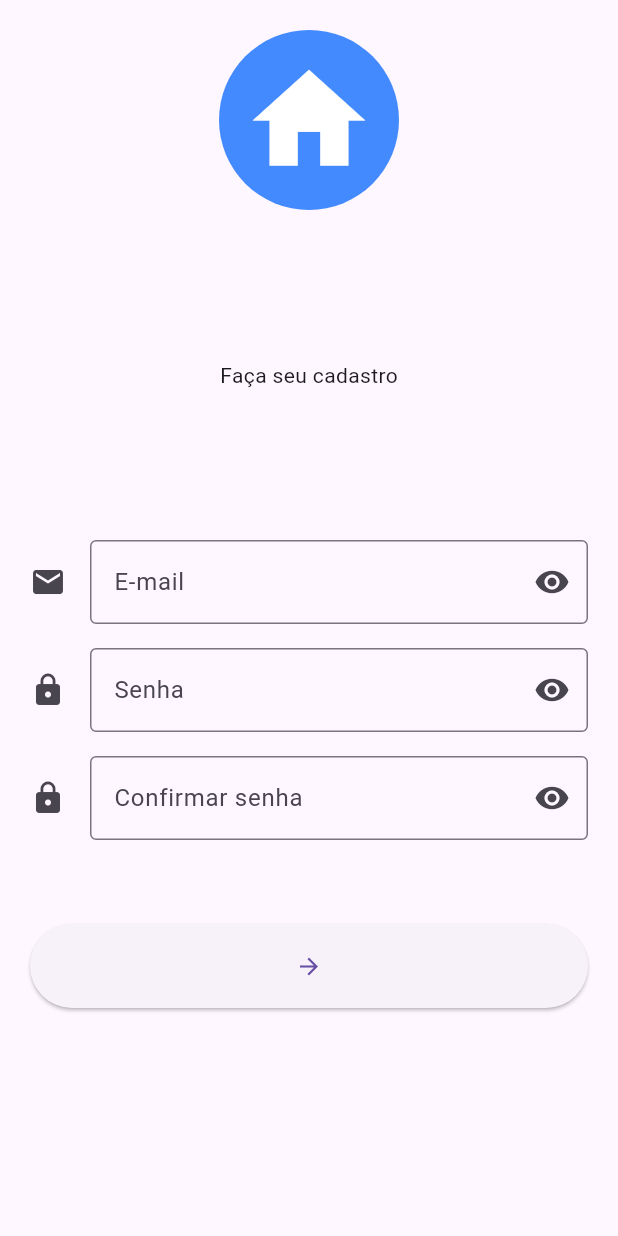
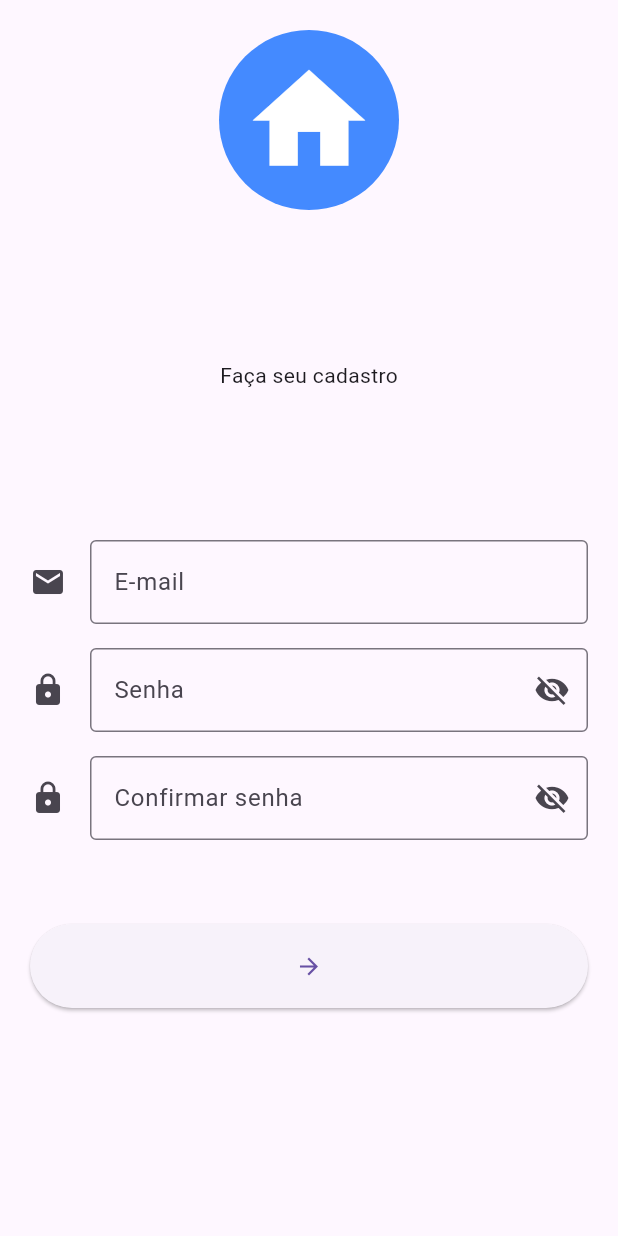
Before and after one commit to fermaiasoares/minhas-tarefas, a Flutter app: the SingupPage screen opened by its route, on a phone screen of 412 x 824 dp. Run offline on Flutter 3.47's test engine with Material 3 defaults, Android fonts, the phone set to English and light mode, and no system bars; our stand-ins replace firebase_auth, firebase_core; missing offline and left inert: validatorless; accounts and stored records are empty.

Commit message:
Mudanças para aula

```diff
--- /dev/null
+++ b/lib/core/enums/message_types.dart
@@ -0,0 +1,38 @@
+import 'package:flutter/material.dart';
+
+enum MessageType {
+  success,
+  info,
+  error,
+  warning;
+
+  Color get color => switch (this) {
+        success => Colors.green,
+        info => Colors.blueAccent,
+        error => Colors.redAccent,
+        warning => Colors.amberAccent,
+      };
+
+  Icon get icon => switch (this) {
+        success => const Icon(
+            Icons.check_circle,
+            size: 32,
+            color: Colors.white,
+          ),
+        info => const Icon(
+            Icons.info,
+            size: 32,
+            color: Colors.white,
+          ),
+        error => const Icon(
+            Icons.error,
+            size: 32,
+            color: Colors.white,
+          ),
+        warning => const Icon(
+            Icons.warning,
+            size: 32,
+            color: Colors.white,
+          )
+      };
+}
--- /dev/null
+++ b/lib/core/messages/messages.dart
@@ -0,0 +1,61 @@
+import 'package:flutter/material.dart';
+
+enum MessageType {
+  success,
+  info,
+  error,
+  warning;
+
+  Color get color => switch (this) {
+        success => Colors.green,
+        info => Colors.blueAccent,
+        error => Colors.redAccent,
+        warning => Colors.amberAccent,
+      };
+
+  Icon get icon => switch (this) {
+        success => const Icon(
+            Icons.check_circle,
+            size: 32,
+            color: Colors.white,
+          ),
+        info => const Icon(
+            Icons.info,
+            size: 32,
+            color: Colors.white,
+          ),
+        error => const Icon(
+            Icons.error,
+            size: 32,
+            color: Colors.white,
+          ),
+        warning => const Icon(
+            Icons.warning,
+            size: 32,
+            color: Colors.white,
+          )
+      };
+}
+
+sealed class Messages {
+  static void showMessage(
+    ScaffoldMessengerState scaffoldMessager,
+    MessageType type,
+    String message,
+  ) {
+    scaffoldMessager
+      ..clearSnackBars()
+      ..showSnackBar(
+        SnackBar(
+          content: Row(
+            children: [
+              type.icon,
+              const SizedBox(width: 8),
+              Text(message),
+            ],
+          ),
+          backgroundColor: type.color,
+        ),
+      );
+  }
+}
--- a/lib/screens/signup/singup_page.dart
+++ b/lib/screens/signup/singup_page.dart
@@ -1,5 +1,10 @@
+import 'dart:developer';
+
 import 'package:firebase_auth/firebase_auth.dart';
+import 'package:flutter/foundation.dart';
 import 'package:flutter/material.dart';
+import 'package:layout/core/messages/messages.dart';
+import 'package:validatorless/validatorless.dart';
 
 class SingupPage extends StatefulWidget {
   const SingupPage({super.key});
@@ -9,6 +14,25 @@ class SingupPage extends StatefulWidget {
 }
 
 class _SingupPageState extends State<SingupPage> {
+  final formKey = GlobalKey<FormState>();
+  final emailEC = TextEditingController();
+  final senhaEC = TextEditingController();
+  final confirmarSenhaEC = TextEditingController();
+
+  bool showPassword = false;
+
+  @override
+  void dispose() {
+    emailEC.dispose();
+    confirmarSenhaEC.dispose();
+    senhaEC.dispose();
+    super.dispose();
+  }
+
+  @override
+  Widget build(BuildContext context) {
+    final scaffoldMessager = ScaffoldMessenger.of(context);
+
     Future<void> cadastrarUsuario({
       required String email,
       required String password,
@@ -20,23 +44,54 @@ class _SingupPageState extends State<SingupPage> {
           password: password,
         );
 
+        if (kDebugMode) {
           print(credential);
-    } on FirebaseAuthException catch (e) {
+        }
+
+        Messages.showMessage(
+          scaffoldMessager,
+          MessageType.success,
+          'Conta registrada com sucesso',
+        );
+      } on FirebaseAuthException catch (e, s) {
+        log('Firebase:cadastrarUsuario', error: e, stackTrace: s);
+
         if (e.code == 'weak-password') {
-        print('The password provided is too weak.');
+          Messages.showMessage(
+            scaffoldMessager,
+            MessageType.warning,
+            'A senha fornecida é muito fraca',
+          );
         } else if (e.code == 'email-already-in-use') {
-        print('The account already exists for that email.');
+          Messages.showMessage(
+            scaffoldMessager,
+            MessageType.warning,
+            'Conta de e-mail já usada.',
+          );
+        } else {
+          Messages.showMessage(
+            scaffoldMessager,
+            MessageType.error,
+            'Não foi possível cadastra sua conta.',
+          );
         }
-    } catch (e) {
-      print(e);
+      } on Exception catch (e, s) {
+        log('Firebase:cadastrarUsuario', error: e, stackTrace: s);
+
+        Messages.showMessage(
+          scaffoldMessager,
+          MessageType.error,
+          'Não foi possível cadastrar sua conta.',
+        );
       }
     }
 
-  @override
-  Widget build(BuildContext context) {
     return Scaffold(
-      body: Container(
+      body: SingleChildScrollView(
+        child: Container(
           padding: const EdgeInsets.all(20.0),
+          child: Form(
+            key: formKey,
             child: Column(
               children: [
                 Container(
@@ -59,41 +114,69 @@ class _SingupPageState extends State<SingupPage> {
                   height: 100.0,
                 ),
                 TextFormField(
+                  controller: emailEC,
                   decoration: const InputDecoration(
                     icon: Icon(Icons.mail),
                     border: OutlineInputBorder(),
                     labelText: 'E-mail',
-                  suffixIcon: Align(
-                    widthFactor: 1.0,
-                    heightFactor: 1.0,
-                    child: Icon(Icons.remove_red_eye),
-                  )),
+                  ),
+                  validator: Validatorless.multiple([
+                    Validatorless.email('Digite um e-mail válido'),
+                    Validatorless.required('E-mail é obrigatório'),
+                  ]),
                 ),
                 const SizedBox(
                   height: 16.0,
                 ),
                 TextFormField(
-              decoration: const InputDecoration(
-                  icon: Icon(Icons.lock),
-                  border: OutlineInputBorder(),
+                  controller: senhaEC,
+                  obscureText: showPassword,
+                  decoration: InputDecoration(
+                    icon: const Icon(Icons.lock),
+                    border: const OutlineInputBorder(),
                     labelText: 'Senha',
-                  suffixIcon: Align(
-                      widthFactor: 1.0,
-                      heightFactor: 1.0,
-                      child: Icon(Icons.remove_red_eye))),
+                    suffixIcon: IconButton(
+                      onPressed: () {
+                        setState(() {
+                          showPassword = !showPassword;
+                        });
+                      },
+                      icon: Icon(
+                        showPassword ? Icons.visibility : Icons.visibility_off,
+                      ),
+                    ),
+                  ),
+                  validator: Validatorless.multiple([
+                    Validatorless.min(
+                        8, 'Senha deve ter pelo menos 8 caracteres'),
+                    Validatorless.required('Senha é obrigatória'),
+                  ]),
                 ),
                 const SizedBox(
                   height: 16.0,
                 ),
                 TextFormField(
-              decoration: const InputDecoration(
-                  icon: Icon(Icons.lock),
-                  border: OutlineInputBorder(),
+                  controller: confirmarSenhaEC,
+                  obscureText: showPassword,
+                  decoration: InputDecoration(
+                    icon: const Icon(Icons.lock),
+                    border: const OutlineInputBorder(),
                     labelText: 'Confirmar senha',
-                  suffixIcon: Align(
-                      widthFactor: 1.0,
-                      heightFactor: 1.0,
-                      child: Icon(Icons.remove_red_eye))),
+                    suffixIcon: IconButton(
+                      onPressed: () {
+                        setState(() {
+                          showPassword = !showPassword;
+                        });
+                      },
+                      icon: Icon(
+                        showPassword ? Icons.visibility : Icons.visibility_off,
+                      ),
+                    ),
+                  ),
+                  validator: Validatorless.multiple([
+                    Validatorless.required('Confirmar senha é obrigatório'),
+                    Validatorless.compare(senhaEC, 'Senhas não conferem'),
+                  ]),
                 ),
                 const SizedBox(
                   height: 56.0,
@@ -102,15 +185,19 @@ class _SingupPageState extends State<SingupPage> {
                     style: ElevatedButton.styleFrom(
                         minimumSize: const Size.fromHeight(56.0)),
                     onPressed: () async {
+                      if (formKey.currentState?.validate() ?? false) {
                         await cadastrarUsuario(
-                    email: 'fermaiasoares@aol.com',
-                    password: '123456',
+                          email: emailEC.text,
+                          password: senhaEC.text,
                         );
+                      }
                     },
                     child: const Icon(Icons.arrow_forward)),
               ],
             ),
           ),
+        ),
+      ),
     );
   }
 }
--- a/pubspec.yaml
+++ b/pubspec.yaml
@@ -37,6 +37,7 @@ dependencies:
   cupertino_icons: ^1.0.2
   firebase_core: ^2.24.2
   firebase_auth: ^4.15.2
+  validatorless: ^1.2.3
 
 dev_dependencies:
   flutter_test:
```
Also changed, not shown: lib/screens/login/login_page.dart (+64 -37 lines), lib/screens/splash/splash_page.dart (added, +20 -0 lines), pubspec.lock. Lines whose indentation alone changed are shown as unchanged.
